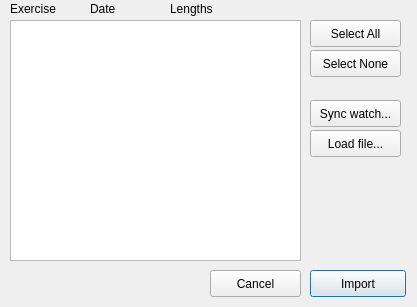
Qt form ui/upload.ui (ihewitt/poolviewer) before a commit.
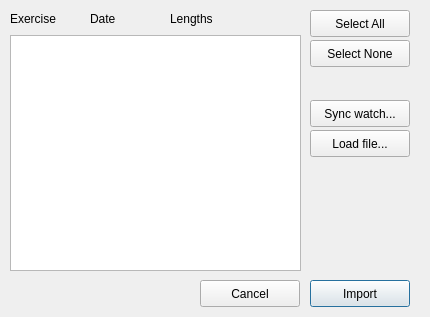
The same form after that commit.

Commit message:
Small changes to the window sizes.
When running it on Ubuntu - GNOME, some of the components are truncated as too small.
Fix size of config window, as it looks bad when resized.

```diff
--- a/ui/upload.ui
+++ b/ui/upload.ui
@@ -6,20 +6,20 @@
    <rect>
     <x>0</x>
     <y>0</y>
-    <width>417</width>
-    <height>307</height>
+    <width>430</width>
+    <height>317</height>
    </rect>
   </property>
   <property name="minimumSize">
    <size>
-    <width>417</width>
-    <height>307</height>
+    <width>430</width>
+    <height>317</height>
    </size>
   </property>
   <property name="maximumSize">
    <size>
-    <width>417</width>
-    <height>307</height>
+    <width>430</width>
+    <height>317</height>
    </size>
   </property>
   <property name="windowTitle">
@@ -30,7 +30,7 @@
     <rect>
      <x>310</x>
      <y>100</y>
-     <width>91</width>
+     <width>100</width>
      <height>27</height>
     </rect>
    </property>
@@ -43,7 +43,7 @@
     <rect>
      <x>310</x>
      <y>130</y>
-     <width>91</width>
+     <width>100</width>
      <height>27</height>
     </rect>
    </property>
@@ -55,9 +55,9 @@
    <property name="geometry">
     <rect>
      <x>10</x>
-     <y>20</y>
+     <y>35</y>
      <width>291</width>
-     <height>241</height>
+     <height>236</height>
     </rect>
    </property>
    <property name="selectionMode">
@@ -71,8 +71,8 @@
    <property name="geometry">
     <rect>
      <x>310</x>
-     <y>20</y>
-     <width>91</width>
+     <y>10</y>
+     <width>100</width>
      <height>27</height>
     </rect>
    </property>
@@ -84,8 +84,8 @@
    <property name="geometry">
     <rect>
      <x>310</x>
-     <y>50</y>
-     <width>91</width>
+     <y>40</y>
+     <width>100</width>
      <height>27</height>
     </rect>
    </property>
@@ -97,8 +97,8 @@
    <property name="geometry">
     <rect>
      <x>310</x>
-     <y>270</y>
-     <width>96</width>
+     <y>280</y>
+     <width>100</width>
      <height>27</height>
     </rect>
    </property>
@@ -113,8 +113,8 @@
    <property name="geometry">
     <rect>
      <x>10</x>
-     <y>0</y>
-     <width>54</width>
+     <y>10</y>
+     <width>60</width>
      <height>17</height>
     </rect>
    </property>
@@ -126,7 +126,7 @@
    <property name="geometry">
     <rect>
      <x>90</x>
-     <y>0</y>
+     <y>10</y>
      <width>54</width>
      <height>17</height>
     </rect>
@@ -139,8 +139,8 @@
    <property name="geometry">
     <rect>
      <x>170</x>
-     <y>0</y>
-     <width>54</width>
+     <y>10</y>
+     <width>60</width>
      <height>17</height>
     </rect>
    </property>
@@ -151,9 +151,9 @@
   <widget class="QPushButton" name="pushButton_2">
    <property name="geometry">
     <rect>
-     <x>210</x>
-     <y>270</y>
-     <width>91</width>
+     <x>200</x>
+     <y>280</y>
+     <width>100</width>
      <height>27</height>
     </rect>
    </property>
```
The commit also changes 2 other files.
